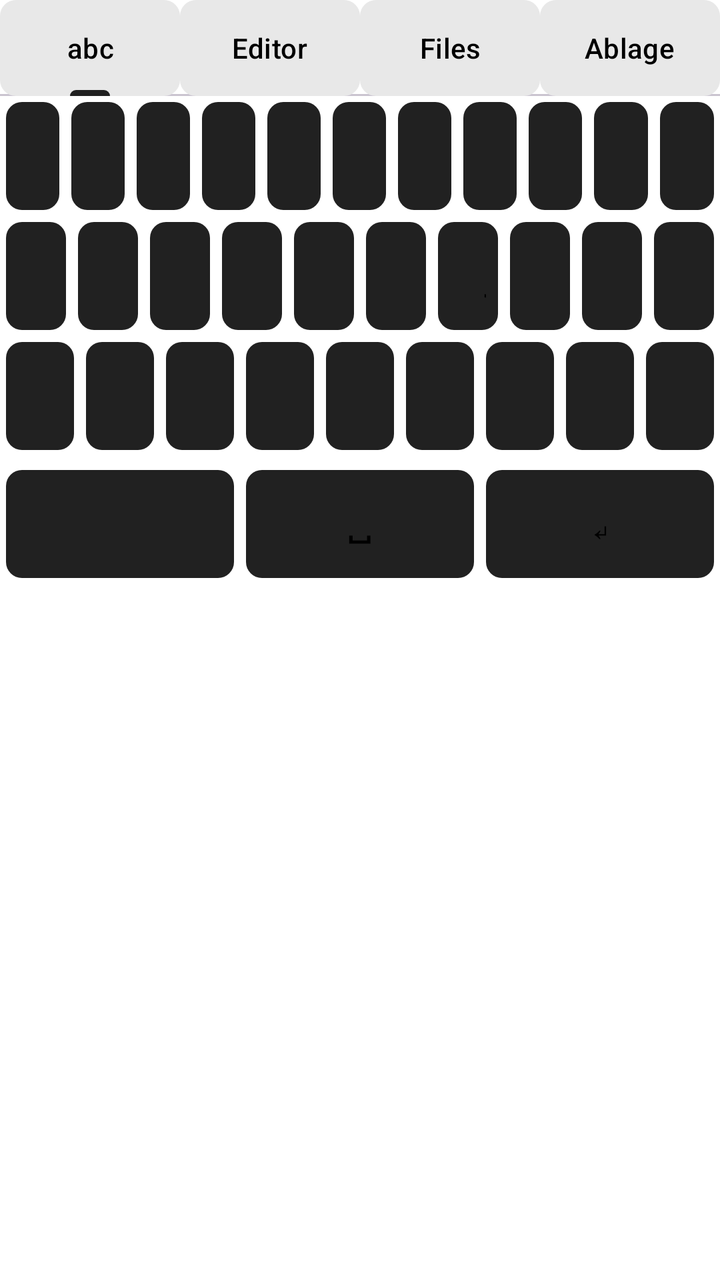
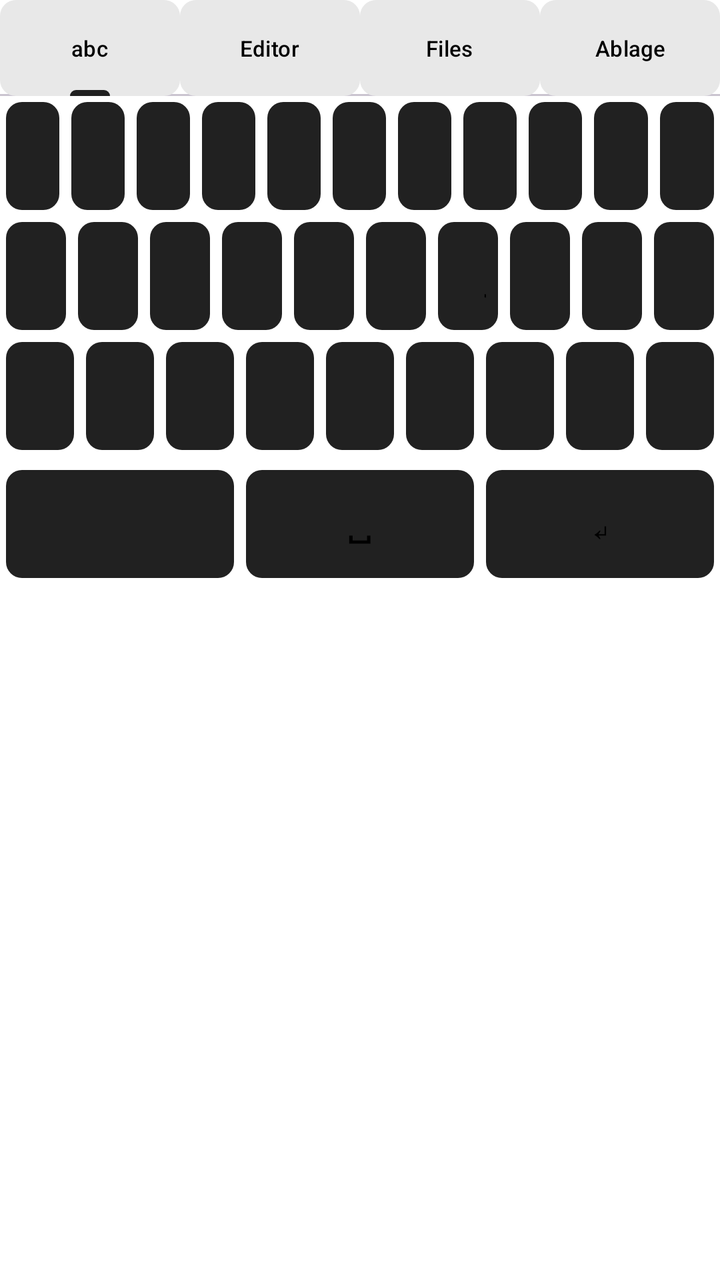

The first picture is an Android layout as it rendered before a commit; the second is the same layout after the commit. The layout source and the unified diff follow.
<!-- AndroidManifest.xml: application theme Theme.KeyTab -->
<!-- res/layout/keyboard_view.xml -->
<?xml version="1.0" encoding="utf-8"?>
<LinearLayout xmlns:android="http://schemas.android.com/apk/res/android"
    xmlns:app="http://schemas.android.com/apk/res-auto"
    android:layout_width="match_parent"
    android:layout_height="wrap_content"
    android:orientation="vertical"
    android:background="@color/kbd_bg"
    android:paddingBottom="4dp">

    
    <com.google.android.material.tabs.TabLayout
        android:id="@+id/ime_tabs"
        android:layout_width="match_parent"
        android:layout_height="wrap_content"
        app:tabMode="fixed"
        app:tabGravity="fill"
        app:tabPaddingStart="12dp"
        app:tabPaddingEnd="12dp"
        app:tabIndicatorColor="@color/primary"
        app:tabSelectedTextColor="@color/text_primary"
        app:tabTextColor="@color/tab_text"
        app:tabBackground="@drawable/key_bg">

        <com.google.android.material.tabs.TabItem
            android:layout_width="wrap_content"
            android:layout_height="wrap_content"
            android:text="@string/ime_tab_letters" />

        <com.google.android.material.tabs.TabItem
            android:layout_width="wrap_content"
            android:layout_height="wrap_content"
            android:text="@string/ime_tab_editor" />

        <com.google.android.material.tabs.TabItem
            android:layout_width="wrap_content"
            android:layout_height="wrap_content"
            android:text="@string/ime_tab_files" />

        <com.google.android.material.tabs.TabItem
            android:layout_width="wrap_content"
            android:layout_height="wrap_content"
            android:text="@string/ime_tab_clip" />
    </com.google.android.material.tabs.TabLayout>

    
    <LinearLayout
        android:id="@+id/editor_panel"
        android:layout_width="match_parent"
        android:layout_height="wrap_content"
        android:orientation="vertical"
        android:visibility="gone">

        <LinearLayout
            android:layout_width="match_parent"
            android:layout_height="wrap_content"
            android:orientation="horizontal"
            android:gravity="center_vertical"
            android:background="@color/key_bg">

            <Button
                android:id="@+id/btn_editor_load"
                style="@style/KeyDark"
                android:layout_width="wrap_content"
                android:layout_height="wrap_content"
                android:text="@string/editor_load" />

            <Button
                android:id="@+id/btn_editor_save"
                style="@style/KeyDark"
                android:layout_width="wrap_content"
                android:layout_height="wrap_content"
                android:text="@string/editor_save" />

            <TextView
                android:id="@+id/editor_file"
                android:layout_width="0dp"
                android:layout_height="wrap_content"
                android:layout_weight="1"
                android:singleLine="true"
                android:ellipsize="start"
                android:textColor="@color/text_secondary"
                android:padding="6dp" />
        </LinearLayout>

        <EditText
            android:id="@+id/editor_input"
            android:layout_width="match_parent"
            android:layout_height="220dp"
            android:gravity="top|start"
            android:inputType="textMultiLine|textNoSuggestions"
            android:background="@color/list_bg"
            android:textColor="@color/text_primary"
            android:hint="@string/editor_hint"
            android:padding="8dp" />
    </LinearLayout>

    <FrameLayout
        android:id="@+id/kb_container"
        android:layout_width="match_parent"
        android:layout_height="wrap_content">

        
        <LinearLayout
            android:id="@+id/kb_panel"
            android:layout_width="match_parent"
            android:layout_height="wrap_content"
            android:orientation="vertical">

            <LinearLayout style="@style/KeyRow">
                <Button style="@style/KeyDark" android:tag="letter" android:text="q" />
                <Button style="@style/KeyDark" android:tag="letter" android:text="w" />
                <Button style="@style/KeyDark" android:tag="letter" android:text="e" />
                <Button style="@style/KeyDark" android:tag="letter" android:text="r" />
                <Button style="@style/KeyDark" android:tag="letter" android:text="t" />
                <Button style="@style/KeyDark" android:tag="letter" android:text="z" />
                <Button style="@style/KeyDark" android:tag="letter" android:text="u" />
                <Button style="@style/KeyDark" android:tag="letter" android:text="i" />
                <Button style="@style/KeyDark" android:tag="letter" android:text="o" />
                <Button style="@style/KeyDark" android:tag="letter" android:text="p" />
                <Button style="@style/KeyDark" android:id="@+id/key_tab" android:text="@string/key_tab_label" />
            </LinearLayout>

            <LinearLayout style="@style/KeyRow">
                <Button style="@style/KeyDark" android:tag="letter" android:text="a" />
                <Button style="@style/KeyDark" android:tag="letter" android:text="s" />
                <Button style="@style/KeyDark" android:tag="letter" android:text="d" />
                <Button style="@style/KeyDark" android:tag="letter" android:text="f" />
                <Button style="@style/KeyDark" android:tag="letter" android:text="g" />
                <Button style="@style/KeyDark" android:tag="letter" android:text="h" />
                <Button style="@style/KeyDark" android:tag="letter" android:text="j" />
                <Button style="@style/KeyDark" android:tag="letter" android:text="k" />
                <Button style="@style/KeyDark" android:tag="letter" android:text="l" />
                <Button style="@style/KeyDark" android:id="@+id/key_oe" android:text="ö" />
            </LinearLayout>

            <LinearLayout style="@style/KeyRow">
                <Button style="@style/KeyDark" android:id="@+id/key_shift" android:text="@string/key_shift_label" />
                <Button style="@style/KeyDark" android:tag="letter" android:text="y" />
                <Button style="@style/KeyDark" android:tag="letter" android:text="x" />
                <Button style="@style/KeyDark" android:tag="letter" android:text="c" />
                <Button style="@style/KeyDark" android:tag="letter" android:text="v" />
                <Button style="@style/KeyDark" android:tag="letter" android:text="b" />
                <Button style="@style/KeyDark" android:tag="letter" android:text="n" />
                <Button style="@style/KeyDark" android:tag="letter" android:text="m" />
                <Button style="@style/KeyDark" android:id="@+id/key_del" android:text="@string/key_del_label" />
            </LinearLayout>
        </LinearLayout>

        
        <LinearLayout
            android:id="@+id/sym_panel"
            android:layout_width="match_parent"
            android:layout_height="wrap_content"
            android:orientation="vertical"
            android:visibility="gone">

            <LinearLayout style="@style/KeyRow">
                <Button style="@style/KeyDark" android:tag="sym" android:text="1" />
                <Button style="@style/KeyDark" android:tag="sym" android:text="2" />
                <Button style="@style/KeyDark" android:tag="sym" android:text="3" />
                <Button style="@style/KeyDark" android:tag="sym" android:text="4" />
                <Button style="@style/KeyDark" android:tag="sym" android:text="5" />
                <Button style="@style/KeyDark" android:tag="sym" android:text="6" />
                <Button style="@style/KeyDark" android:tag="sym" android:text="7" />
                <Button style="@style/KeyDark" android:tag="sym" android:text="8" />
                <Button style="@style/KeyDark" android:tag="sym" android:text="9" />
                <Button style="@style/KeyDark" android:tag="sym" android:text="0" />
            </LinearLayout>

            <LinearLayout style="@style/KeyRow">
                <Button style="@style/KeyDark" android:tag="sym" android:text="-" />
                <Button style="@style/KeyDark" android:tag="sym" android:text="/" />
                <Button style="@style/KeyDark" android:tag="sym" android:text=":" />
                <Button style="@style/KeyDark" android:tag="sym" android:text=";" />
                <Button style="@style/KeyDark" android:tag="sym" android:text="(" />
                <Button style="@style/KeyDark" android:tag="sym" android:text=")" />
                <Button style="@style/KeyDark" android:tag="sym" android:text="$" />
                <Button style="@style/KeyDark" android:tag="sym" android:text="@" />
                <Button style="@style/KeyDark" android:tag="sym" android:text="&amp;" />
                <Button style="@style/KeyDark" android:tag="sym" android:text="%" />
            </LinearLayout>

            <LinearLayout style="@style/KeyRow">
                <Button style="@style/KeyDark" android:tag="sym" android:text="." />
                <Button style="@style/KeyDark" android:tag="sym" android:text="," />
                <Button style="@style/KeyDark" android:tag="sym" android:text="?" />
                <Button style="@style/KeyDark" android:tag="sym" android:text="!" />
                <Button style="@style/KeyDark" android:tag="sym" android:text="=" />
                <Button style="@style/KeyDark" android:tag="sym" android:text="+" />
                <Button style="@style/KeyDark" android:tag="sym" android:text="*" />
                <Button style="@style/KeyDark" android:tag="sym" android:text="_" />
                <Button style="@style/KeyDark" android:tag="sym" android:text="&quot;" />
                <Button style="@style/KeyDark" android:tag="sym" android:text="'" />
            </LinearLayout>

            <LinearLayout style="@style/KeyRow">
                <Button style="@style/KeyDark" android:tag="sym" android:text="[" />
                <Button style="@style/KeyDark" android:tag="sym" android:text="]" />
                <Button style="@style/KeyDark" android:tag="sym" android:text="{" />
                <Button style="@style/KeyDark" android:tag="sym" android:text="}" />
                <Button style="@style/KeyDark" android:tag="sym" android:text="# " />
                <Button style="@style/KeyDark" android:tag="sym" android:text="&lt;" />
                <Button style="@style/KeyDark" android:tag="sym" android:text="&gt;" />
                <Button style="@style/KeyDark" android:tag="sym" android:text="|" />
                <Button style="@style/KeyDark" android:tag="sym" android:text="\\" />
                <Button style="@style/KeyDark" android:tag="sym" android:text="~" />
            </LinearLayout>
        </LinearLayout>

        
        <LinearLayout
            android:id="@+id/file_panel"
            android:layout_width="match_parent"
            android:layout_height="wrap_content"
            android:orientation="vertical"
            android:visibility="gone">

            
            <LinearLayout
                android:layout_width="match_parent"
                android:layout_height="wrap_content"
                android:orientation="horizontal"
                android:gravity="center_vertical"
                android:background="@color/key_bg">

                <Button
                    android:id="@+id/btn_back_dir"
                    style="@style/KeyDark"
                    android:layout_width="wrap_content"
                    android:layout_height="wrap_content"
                    android:text="@string/btn_back_label"
                    android:visibility="gone" />

                <Button
                    android:id="@+id/btn_up_dir"
                    style="@style/KeyDark"
                    android:layout_width="wrap_content"
                    android:layout_height="wrap_content"
                    android:text="@string/btn_up_label"
                    android:visibility="gone" />

                <TextView
                    android:id="@+id/file_dir"
                    android:layout_width="0dp"
                    android:layout_height="wrap_content"
                    android:layout_weight="1"
                    android:singleLine="true"
                    android:ellipsize="start"
                    android:textColor="@color/text_primary"
                    android:padding="6dp" />
            </LinearLayout>

            <ListView
                android:id="@+id/file_list"
                android:layout_width="match_parent"
                android:layout_height="300dp"
                android:background="@color/list_bg" />

            <TextView
                android:id="@+id/file_hint"
                android:layout_width="match_parent"
                android:layout_height="wrap_content"
                android:padding="6dp"
                android:textSize="13sp"
                android:textColor="@color/text_secondary" />
        </LinearLayout>
    </FrameLayout>

    
    <LinearLayout
        android:id="@+id/clip_panel"
        android:layout_width="match_parent"
        android:layout_height="wrap_content"
        android:orientation="vertical"
        android:visibility="gone">

        <LinearLayout
            android:layout_width="match_parent"
            android:layout_height="wrap_content"
            android:orientation="horizontal"
            android:gravity="center_vertical"
            android:background="@color/key_bg">

            <Button
                android:id="@+id/btn_clip_add"
                style="@style/KeyDark"
                android:layout_width="wrap_content"
                android:layout_height="wrap_content"
                android:text="@string/clip_add" />

            <Button
                android:id="@+id/btn_clip_clear"
                style="@style/KeyDark"
                android:layout_width="wrap_content"
                android:layout_height="wrap_content"
                android:text="@string/clip_clear" />

            <TextView
                android:id="@+id/clip_hint"
                android:layout_width="0dp"
                android:layout_height="wrap_content"
                android:layout_weight="1"
                android:singleLine="true"
                android:ellipsize="end"
                android:textColor="@color/text_secondary"
                android:padding="6dp" />
        </LinearLayout>

        <ListView
            android:id="@+id/clip_list"
            android:layout_width="match_parent"
            android:layout_height="300dp"
            android:background="@color/list_bg" />
    </LinearLayout>

    
    <LinearLayout
        android:id="@+id/bottom_row"
        style="@style/KeyRow"
        android:layout_marginTop="4dp">
        <Button style="@style/KeyDark" android:id="@+id/key_toggle" android:text="" />
        <Button style="@style/KeyDark" android:id="@+id/key_space" android:text="@string/key_space_label" />
        <Button style="@style/KeyDark" android:id="@+id/key_enter" android:text="@string/key_enter_label" />
    </LinearLayout>
</LinearLayout>
<!-- resources referenced by this layout -->
<resources>
  <color name="kbd_bg">#FFFFFF</color>
  <color name="key_bg">#E8E8E8</color>
  <color name="list_bg">#F2F2F2</color>
  <color name="primary">#212121</color>
  <color name="tab_text">#000000</color>
  <color name="text_primary">#000000</color>
  <color name="text_secondary">#424242</color>
  <!-- drawable key_bg (drawable) -->
  <?xml version="1.0" encoding="utf-8"?>
  <shape xmlns:android="http://schemas.android.com/apk/res/android">
      <solid android:color="@color/key_bg" />
      <corners android:radius="8dp" />
  </shape>
  <string name="btn_back_label">‹</string>
  <string name="btn_up_label">▲</string>
  <string name="clip_add">＋ Hinzufügen</string>
  <string name="clip_clear">🗑</string>
  <string name="editor_hint">Text hier eingeben …</string>
  <string name="editor_load">📂 Laden</string>
  <string name="editor_save">💾 Speichern</string>
  <string name="ime_tab_clip">Ablage</string>
  <string name="ime_tab_editor">Editor</string>
  <string name="ime_tab_files">Files</string>
  <string name="ime_tab_letters">abc</string>
  <string name="key_del_label">⌫</string>
  <string name="key_enter_label">↵</string>
  <string name="key_shift_label">⇧</string>
  <string name="key_space_label">␣</string>
  <string name="key_tab_label">⇥</string>
  <style name="KeyDark" parent="android:Widget.Material.Button">
          <item name="android:layout_width">0dp</item>
          <item name="android:layout_height">54dp</item>
          <item name="android:layout_weight">1</item>
          <item name="android:layout_margin">3dp</item>
          <item name="android:background">@drawable/key_bg</item>
          <item name="android:textColor">@color/key_text</item>
          <item name="android:textAllCaps">false</item>
          <item name="android:textSize">18sp</item>
          <item name="android:stateListAnimator">@null</item>
          <item name="android:insetTop">0dp</item>
          <item name="android:insetBottom">0dp</item>
      </style>
  <style name="KeyRow">
          <item name="android:layout_width">match_parent</item>
          <item name="android:layout_height">wrap_content</item>
          <item name="android:orientation">horizontal</item>
      </style>
  <style name="Theme.KeyTab" parent="Theme.Material3.DayNight.NoActionBar">
          <item name="colorPrimary">@color/primary</item>
          <item name="colorOnPrimary">@color/on_primary</item>
          <item name="colorSurface">@color/surface</item>
          <item name="colorOnSurface">@color/text_primary</item>
          <item name="android:windowBackground">@color/background</item>
          <item name="android:statusBarColor">@color/background</item>
          <item name="android:textColorPrimary">@color/text_primary</item>
      </style>
  <color name="key_text">#000000</color>
  <color name="on_primary">#FFFFFF</color>
  <color name="surface">#FFFFFF</color>
  <color name="background">#FFFFFF</color>
</resources>

<!-- the commit's change to res/layout/keyboard_view.xml (unified diff, before → after) -->
@@ -14,8 +14,9 @@
         android:layout_height="wrap_content"
         app:tabMode="fixed"
         app:tabGravity="fill"
-        app:tabPaddingStart="12dp"
-        app:tabPaddingEnd="12dp"
+        app:tabPaddingStart="20dp"
+        app:tabPaddingEnd="20dp"
+        app:tabTextAppearance="@style/KeyTabSmallTabText"
         app:tabIndicatorColor="@color/primary"
         app:tabSelectedTextColor="@color/text_primary"
         app:tabTextColor="@color/tab_text"
@@ -85,10 +86,10 @@
         <EditText
             android:id="@+id/editor_input"
             android:layout_width="match_parent"
-            android:layout_height="220dp"
+            android:layout_height="130dp"
             android:gravity="top|start"
             android:inputType="textMultiLine|textNoSuggestions"
-            android:background="@color/list_bg"
+            android:background="@color/editor_bg"
             android:textColor="@color/text_primary"
             android:hint="@string/editor_hint"
             android:padding="8dp" />
@@ -253,7 +254,7 @@
             <ListView
                 android:id="@+id/file_list"
                 android:layout_width="match_parent"
-                android:layout_height="300dp"
+                android:layout_height="250dp"
                 android:background="@color/list_bg" />
 
             <TextView
<!-- resource entries referenced after the edit -->
@@ -1,5 +1,6 @@
 <!-- resources referenced by this layout -->
 <resources>
+  <color name="editor_bg">#D6D6D6</color>
   <color name="kbd_bg">#FFFFFF</color>
   <color name="key_bg">#E8E8E8</color>
   <color name="list_bg">#F2F2F2</color>
@@ -47,6 +48,10 @@
           <item name="android:layout_height">wrap_content</item>
           <item name="android:orientation">horizontal</item>
       </style>
+  <style name="KeyTabSmallTabText" parent="TextAppearance.Design.Tab">
+          <item name="android:textSize">11sp</item>
+          <item name="textAllCaps">false</item>
+      </style>
   <style name="Theme.KeyTab" parent="Theme.Material3.DayNight.NoActionBar">
           <item name="colorPrimary">@color/primary</item>
           <item name="colorOnPrimary">@color/on_primary</item>
